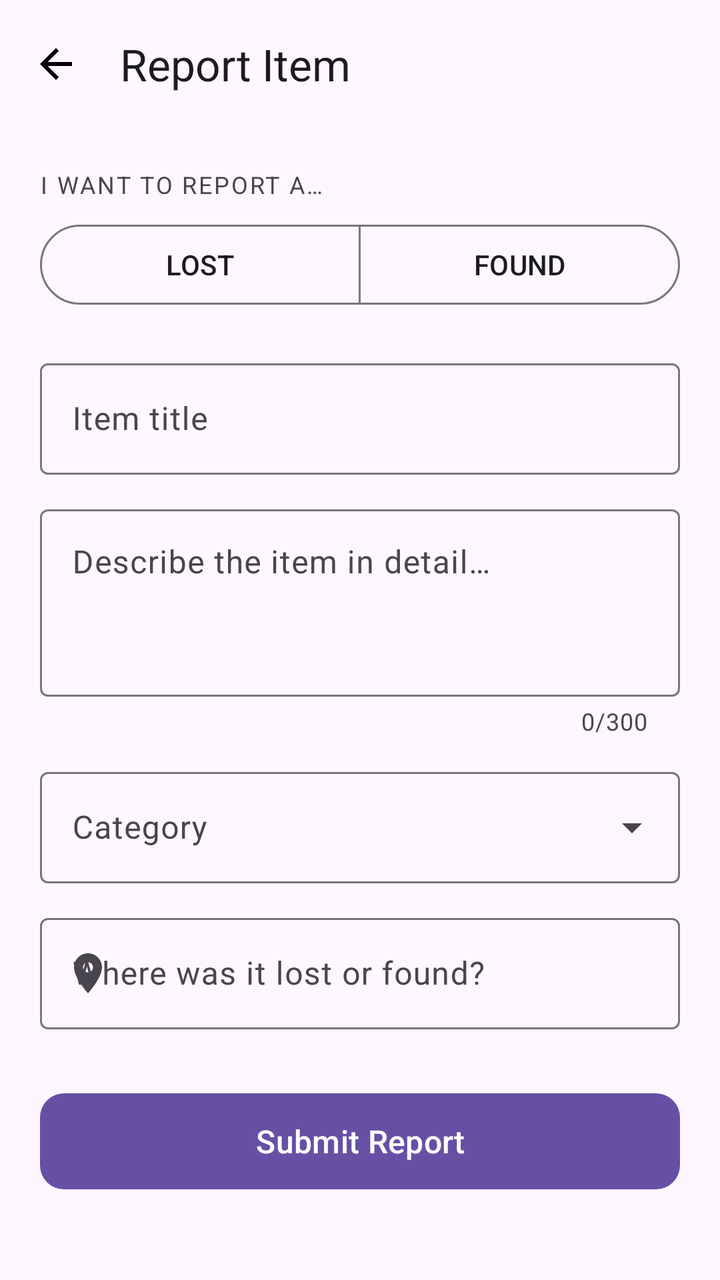
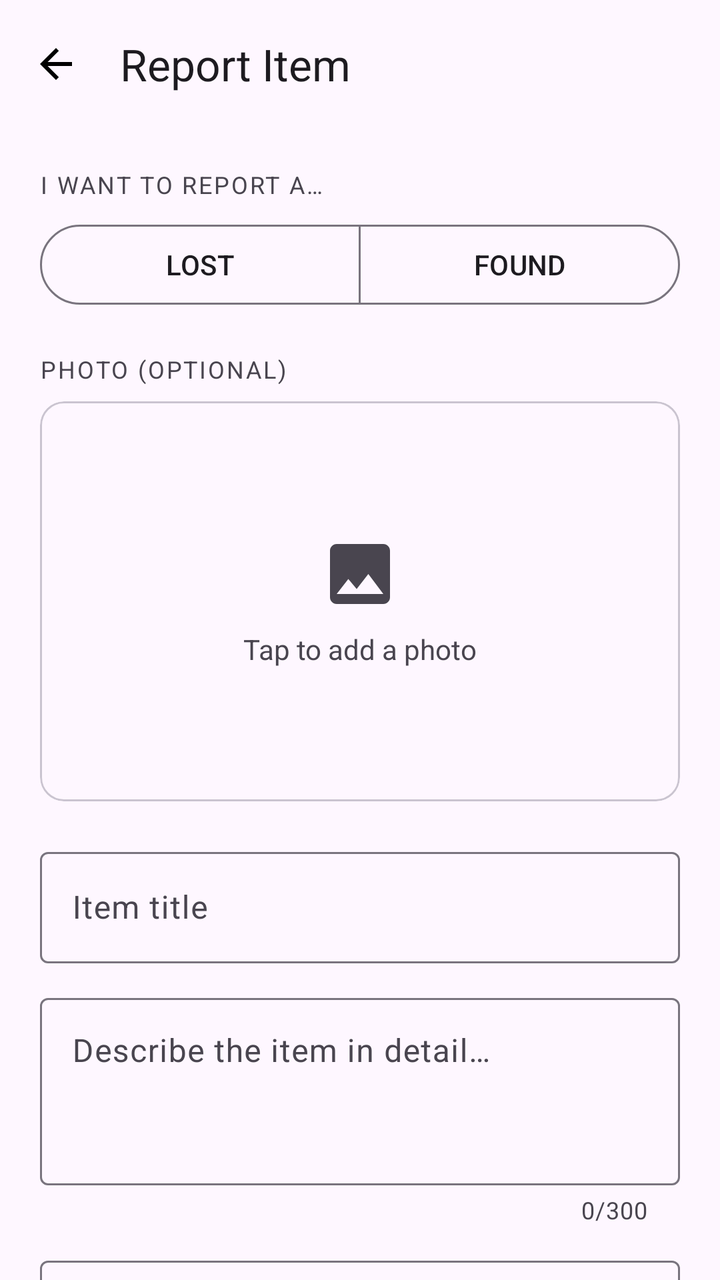

The first picture is an Android layout as it rendered before a commit; the second is the same layout after the commit. The layout source and the unified diff follow.
<!-- AndroidManifest.xml: application theme Theme.Findly -->
<!-- res/layout/fragment_add_item.xml -->
<?xml version="1.0" encoding="utf-8"?>
<androidx.coordinatorlayout.widget.CoordinatorLayout
    xmlns:android="http://schemas.android.com/apk/res/android"
    xmlns:app="http://schemas.android.com/apk/res-auto"
    android:layout_width="match_parent"
    android:layout_height="match_parent">

    <com.google.android.material.appbar.AppBarLayout
        android:layout_width="match_parent"
        android:layout_height="wrap_content">

        <com.google.android.material.appbar.MaterialToolbar
            android:id="@+id/toolbar"
            android:layout_width="match_parent"
            android:layout_height="?attr/actionBarSize"
            app:navigationIcon="@drawable/ic_arrow_back"
            app:title="@string/title_report_item" />

    </com.google.android.material.appbar.AppBarLayout>

    <androidx.core.widget.NestedScrollView
        android:layout_width="match_parent"
        android:layout_height="match_parent"
        app:layout_behavior="@string/appbar_scrolling_view_behavior"
        android:fillViewport="true">

        <LinearLayout
            android:layout_width="match_parent"
            android:layout_height="wrap_content"
            android:orientation="vertical"
            android:padding="20dp">

            
            <TextView
                android:layout_width="wrap_content"
                android:layout_height="wrap_content"
                android:text="@string/label_item_type"
                android:textSize="12sp"
                android:textAllCaps="true"
                android:letterSpacing="0.08"
                android:textColor="?attr/colorOnSurfaceVariant" />

            <com.google.android.material.button.MaterialButtonToggleGroup
                android:id="@+id/toggleItemType"
                android:layout_width="match_parent"
                android:layout_height="wrap_content"
                android:layout_marginTop="8dp"
                app:singleSelection="true"
                app:selectionRequired="true">

                <com.google.android.material.button.MaterialButton
                    android:id="@+id/btnTypeLost"
                    style="@style/Widget.Material3.Button.OutlinedButton"
                    android:layout_width="0dp"
                    android:layout_height="wrap_content"
                    android:layout_weight="1"
                    android:text="@string/type_lost" />

                <com.google.android.material.button.MaterialButton
                    android:id="@+id/btnTypeFound"
                    style="@style/Widget.Material3.Button.OutlinedButton"
                    android:layout_width="0dp"
                    android:layout_height="wrap_content"
                    android:layout_weight="1"
                    android:text="@string/type_found" />

            </com.google.android.material.button.MaterialButtonToggleGroup>

            
            <com.google.android.material.textfield.TextInputLayout
                android:id="@+id/layoutTitle"
                style="@style/Widget.Material3.TextInputLayout.OutlinedBox"
                android:layout_width="match_parent"
                android:layout_height="wrap_content"
                android:layout_marginTop="20dp"
                android:hint="@string/hint_title">

                <com.google.android.material.textfield.TextInputEditText
                    android:id="@+id/etTitle"
                    android:layout_width="match_parent"
                    android:layout_height="wrap_content"
                    android:inputType="textCapSentences"
                    android:maxLines="1" />

            </com.google.android.material.textfield.TextInputLayout>

            
            <com.google.android.material.textfield.TextInputLayout
                android:id="@+id/layoutDescription"
                style="@style/Widget.Material3.TextInputLayout.OutlinedBox"
                android:layout_width="match_parent"
                android:layout_height="wrap_content"
                android:layout_marginTop="12dp"
                android:hint="@string/hint_description"
                app:counterEnabled="true"
                app:counterMaxLength="300">

                <com.google.android.material.textfield.TextInputEditText
                    android:id="@+id/etDescription"
                    android:layout_width="match_parent"
                    android:layout_height="wrap_content"
                    android:inputType="textCapSentences|textMultiLine"
                    android:minLines="3"
                    android:maxLines="6"
                    android:maxLength="300"
                    android:gravity="top" />

            </com.google.android.material.textfield.TextInputLayout>

            
            <com.google.android.material.textfield.TextInputLayout
                android:id="@+id/layoutCategory"
                style="@style/Widget.Material3.TextInputLayout.OutlinedBox.ExposedDropdownMenu"
                android:layout_width="match_parent"
                android:layout_height="wrap_content"
                android:layout_marginTop="12dp"
                android:hint="@string/hint_category">

                <AutoCompleteTextView
                    android:id="@+id/actvCategory"
                    android:layout_width="match_parent"
                    android:layout_height="wrap_content"
                    android:inputType="none"
                    android:focusable="false" />

            </com.google.android.material.textfield.TextInputLayout>

            
            <com.google.android.material.textfield.TextInputLayout
                android:id="@+id/layoutLocation"
                style="@style/Widget.Material3.TextInputLayout.OutlinedBox"
                android:layout_width="match_parent"
                android:layout_height="wrap_content"
                android:layout_marginTop="12dp"
                android:hint="@string/hint_location"
                app:startIconDrawable="@drawable/ic_location">

                <com.google.android.material.textfield.TextInputEditText
                    android:id="@+id/etLocation"
                    android:layout_width="match_parent"
                    android:layout_height="wrap_content"
                    android:inputType="textCapSentences"
                    android:maxLines="1" />

            </com.google.android.material.textfield.TextInputLayout>

            
            <View
                android:layout_width="match_parent"
                android:layout_height="28dp" />

            
            <com.google.android.material.button.MaterialButton
                android:id="@+id/btnSubmit"
                android:layout_width="match_parent"
                android:layout_height="56dp"
                android:text="@string/btn_submit"
                android:textSize="16sp"
                app:cornerRadius="12dp" />

        </LinearLayout>

    </androidx.core.widget.NestedScrollView>

    
    <com.google.android.material.progressindicator.CircularProgressIndicator
        android:id="@+id/progressBar"
        android:layout_width="wrap_content"
        android:layout_height="wrap_content"
        android:layout_gravity="center"
        android:visibility="gone" />

</androidx.coordinatorlayout.widget.CoordinatorLayout>
<!-- resources referenced by this layout -->
<resources>
  <!-- drawable ic_arrow_back (drawable) -->
  <vector xmlns:android="http://schemas.android.com/apk/res/android"
      android:width="24dp"
      android:height="24dp"
      android:viewportWidth="24"
      android:viewportHeight="24">
      <path
          android:fillColor="@android:color/black"
          android:pathData="M20,11H7.83l5.59,-5.59L12,4l-8,8 8,8 1.41,-1.41L7.83,13H20v-2z"/>
  </vector>
  <!-- drawable ic_location (drawable) -->
  <vector xmlns:android="http://schemas.android.com/apk/res/android"
      android:width="24dp"
      android:height="24dp"
      android:viewportWidth="24"
      android:viewportHeight="24">
      <path
          android:fillColor="@android:color/black"
          android:pathData="M12,2C8.13,2 5,5.13 5,9c0,5.25 7,13 7,13s7,-7.75 7,-13c0,-3.87 -3.13,-7 -7,-7zM12,11.5c-1.38,0 -2.5,-1.12 -2.5,-2.5s1.12,-2.5 2.5,-2.5 2.5,1.12 2.5,2.5 -1.12,2.5 -2.5,2.5z"/>
  </vector>
  <string name="btn_submit">Submit Report</string>
  <string name="hint_category">Category</string>
  <string name="hint_description">Describe the item in detail…</string>
  <string name="hint_location">Where was it lost or found?</string>
  <string name="hint_title">Item title</string>
  <string name="label_item_type">I want to report a…</string>
  <string name="title_report_item">Report Item</string>
  <string name="type_found">FOUND</string>
  <string name="type_lost">LOST</string>
  <style name="Theme.Findly" parent="Base.Theme.Findly" />
  <style name="Base.Theme.Findly" parent="Theme.Material3.DayNight.NoActionBar">
          
          
      </style>
</resources>

<!-- the commit's change to res/layout/fragment_add_item.xml (unified diff, before → after) -->
@@ -65,6 +65,83 @@
                     android:text="@string/type_found" />
 
             </com.google.android.material.button.MaterialButtonToggleGroup>
+
+            
+            <TextView
+                android:layout_width="wrap_content"
+                android:layout_height="wrap_content"
+                android:layout_marginTop="20dp"
+                android:text="@string/label_photo"
+                android:textSize="12sp"
+                android:textAllCaps="true"
+                android:letterSpacing="0.08"
+                android:textColor="?attr/colorOnSurfaceVariant" />
+
+            <com.google.android.material.card.MaterialCardView
+                android:id="@+id/cardImage"
+                android:layout_width="match_parent"
+                android:layout_height="200dp"
+                android:layout_marginTop="8dp"
+                app:cardCornerRadius="12dp"
+                app:cardElevation="0dp"
+                app:strokeWidth="1dp"
+                app:strokeColor="?attr/colorOutlineVariant">
+
+                <androidx.constraintlayout.widget.ConstraintLayout
+                    android:layout_width="match_parent"
+                    android:layout_height="match_parent">
+
+                    
+                    <LinearLayout
+                        android:id="@+id/layoutImagePlaceholder"
+                        android:layout_width="match_parent"
+                        android:layout_height="match_parent"
+                        android:orientation="vertical"
+                        android:gravity="center">
+
+                        <ImageView
+                            android:layout_width="40dp"
+                            android:layout_height="40dp"
+                            android:src="@drawable/ic_add_photo"
+                            app:tint="?attr/colorOnSurfaceVariant"
+                            android:contentDescription="@null" />
+
+                        <TextView
+                            android:layout_width="wrap_content"
+                            android:layout_height="wrap_content"
+                            android:layout_marginTop="8dp"
+                            android:text="@string/label_add_photo"
+                            android:textSize="14sp"
+                            android:textColor="?attr/colorOnSurfaceVariant" />
+
+                    </LinearLayout>
+
+                    
+                    <ImageView
+                        android:id="@+id/ivImagePreview"
+                        android:layout_width="match_parent"
+                        android:layout_height="match_parent"
+                        android:scaleType="centerCrop"
+                        android:visibility="gone"
+                        android:contentDescription="@null"
+                        app:layout_constraintTop_toTopOf="parent"
+                        app:layout_constraintBottom_toBottomOf="parent" />
+
+                    
+                    <com.google.android.material.button.MaterialButton
+                        android:id="@+id/btnRemoveImage"
+                        style="@style/Widget.Material3.Button.IconButton"
+                        android:layout_width="wrap_content"
+                        android:layout_height="wrap_content"
+                        android:visibility="gone"
+                        app:icon="@drawable/ic_close"
+                        app:layout_constraintTop_toTopOf="parent"
+                        app:layout_constraintEnd_toEndOf="parent"
+                        android:layout_margin="8dp" />
+
+                </androidx.constraintlayout.widget.ConstraintLayout>
+
+            </com.google.android.material.card.MaterialCardView>
 
             
             <com.google.android.material.textfield.TextInputLayout
<!-- resource entries referenced after the edit -->
@@ -1,5 +1,15 @@
 <!-- resources referenced by this layout -->
 <resources>
+  <!-- drawable ic_add_photo (drawable) -->
+  <vector xmlns:android="http://schemas.android.com/apk/res/android"
+      android:width="24dp"
+      android:height="24dp"
+      android:viewportWidth="24"
+      android:viewportHeight="24">
+      <path
+          android:fillColor="@android:color/black"
+          android:pathData="M21,19V5c0,-1.1 -0.9,-2 -2,-2H5c-1.1,0 -2,0.9 -2,2v14c0,1.1 0.9,2 2,2h14c1.1,0 2,-0.9 2,-2zM8.5,13.5l2.5,3.01L14.5,12l4.5,6H5l3.5,-4.5z"/>
+  </vector>
   <!-- drawable ic_arrow_back (drawable) -->
   <vector xmlns:android="http://schemas.android.com/apk/res/android"
       android:width="24dp"
@@ -9,6 +19,16 @@
       <path
           android:fillColor="@android:color/black"
           android:pathData="M20,11H7.83l5.59,-5.59L12,4l-8,8 8,8 1.41,-1.41L7.83,13H20v-2z"/>
+  </vector>
+  <!-- drawable ic_close (drawable) -->
+  <vector xmlns:android="http://schemas.android.com/apk/res/android"
+      android:width="24dp"
+      android:height="24dp"
+      android:viewportWidth="24"
+      android:viewportHeight="24">
+      <path
+          android:fillColor="@android:color/black"
+          android:pathData="M19,6.41L17.59,5 12,10.59 6.41,5 5,6.41 10.59,12 5,17.59 6.41,19 12,13.41 17.59,19 19,17.59 13.41,12z"/>
   </vector>
   <!-- drawable ic_location (drawable) -->
   <vector xmlns:android="http://schemas.android.com/apk/res/android"
@@ -25,7 +45,9 @@
   <string name="hint_description">Describe the item in detail…</string>
   <string name="hint_location">Where was it lost or found?</string>
   <string name="hint_title">Item title</string>
+  <string name="label_add_photo">Tap to add a photo</string>
   <string name="label_item_type">I want to report a…</string>
+  <string name="label_photo">Photo (optional)</string>
   <string name="title_report_item">Report Item</string>
   <string name="type_found">FOUND</string>
   <string name="type_lost">LOST</string>
